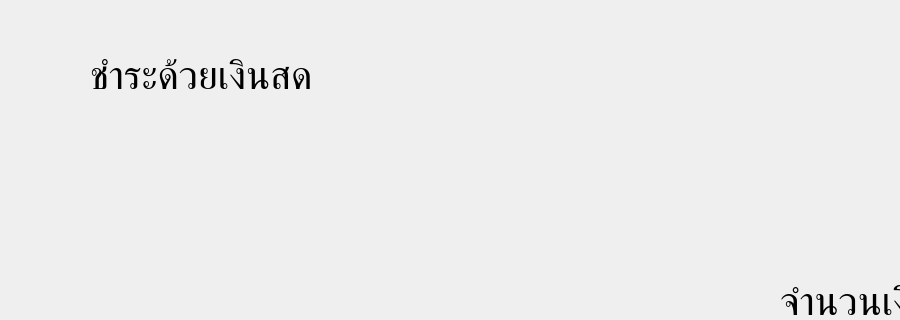
Old version of the form ui/cash.ui in the repository napassadol/rent_room_pyqt; both pictures show x 0 to 900 and y 0 to 320 of the 1240 by 800 pixel window.
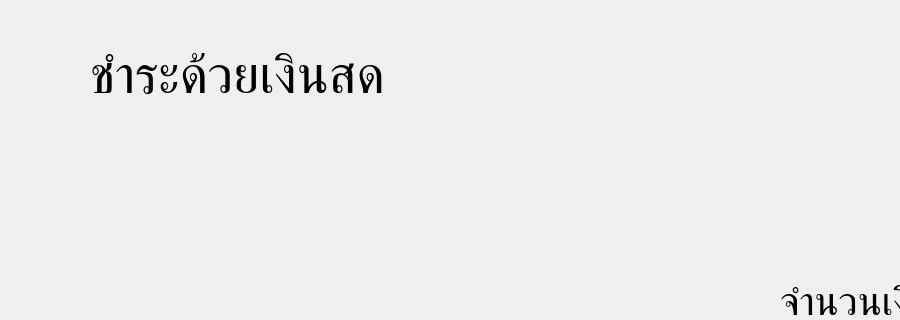
New version of the form. Icons and pictures are not drawn.

Patch:
```diff
--- a/ui/cash.ui
+++ b/ui/cash.ui
@@ -33,7 +33,7 @@
     </property>
     <property name="font">
      <font>
-      <pointsize>30</pointsize>
+      <pointsize>40</pointsize>
      </font>
     </property>
     <property name="text">
```
